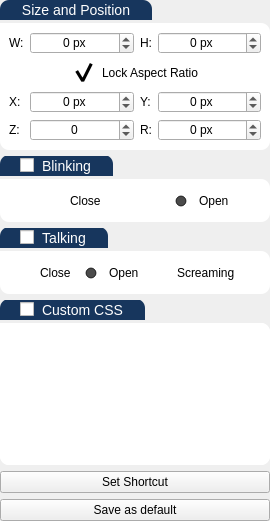
This is UI/settingsWidget.ui in Gemmstone/PyNGtuber as Qt 5 draws it before an edit. The edited form follows.
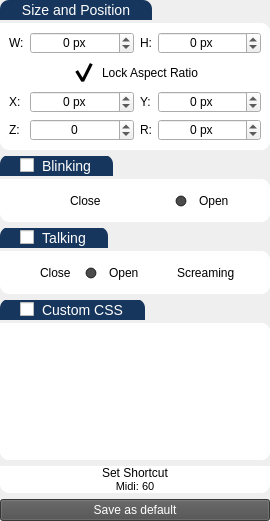
This is the edited form. Icons and pictures are not drawn.

Commit message: Added shortcuts for assets

The edit to the form file:
```diff
--- a/UI/settingsWidget.ui
+++ b/UI/settingsWidget.ui
@@ -672,7 +672,52 @@
     </widget>
    </item>
    <item>
-    <widget class="QPushButton" name="pushButton_3">
+    <widget class="QFrame" name="frame_2">
+     <property name="styleSheet">
+      <string notr="true">QFrame {
+	border-top-right-radius: 9px;
+	border-bottom-right-radius: 9px;
+	border-bottom-left-radius: 9px;
+	border-top-left-radius: 9px;
+}
+QPushButton{
+    background-color: rgba(255, 255, 255, 255);
+	border-top-right-radius: 9px;
+	border-bottom-right-radius: 9px;
+	border-bottom-left-radius: 9px;
+	border-top-left-radius: 9px;
+}
+QPushButton:hover {  
+    background-color: rgba(100, 100, 100, 50);
+}
+* QToolTip {
+	background-color: pink;
+}</string>
+     </property>
+     <property name="frameShape">
+      <enum>QFrame::StyledPanel</enum>
+     </property>
+     <property name="frameShadow">
+      <enum>QFrame::Raised</enum>
+     </property>
+     <layout class="QVBoxLayout" name="verticalLayout_5">
+      <property name="spacing">
+       <number>0</number>
+      </property>
+      <property name="leftMargin">
+       <number>0</number>
+      </property>
+      <property name="topMargin">
+       <number>0</number>
+      </property>
+      <property name="rightMargin">
+       <number>0</number>
+      </property>
+      <property name="bottomMargin">
+       <number>0</number>
+      </property>
+      <item>
+       <widget class="QPushButton" name="setShortcut">
      <property name="sizePolicy">
       <sizepolicy hsizetype="Preferred" vsizetype="Fixed">
        <horstretch>0</horstretch>
@@ -704,6 +749,42 @@
     </widget>
    </item>
    <item>
+       <widget class="QPushButton" name="deleteShortcut">
+        <property name="cursor">
+         <cursorShape>PointingHandCursor</cursorShape>
+        </property>
+        <property name="toolTip">
+         <string>Delete Shortcut</string>
+        </property>
+        <property name="styleSheet">
+         <string notr="true">*{
+	font-size: 8pt;
+    background-color: rgba(255, 0, 0, 0);
+}
+QPushButton:hover {  
+    background-color: rgba(255, 0, 0, 100);
+	border-top-right-radius: 8px;
+	border-bottom-right-radius: 8px;
+	border-bottom-left-radius: 8px;
+	border-top-left-radius: 8px;
+}
+* QToolTip {
+	background-color: pink;
+}</string>
+        </property>
+        <property name="text">
+         <string>Midi: 60</string>
+        </property>
+        <property name="icon">
+         <iconset>
+          <normaloff>../Icons/mobile-trash-ui-svgrepo-com.svg</normaloff>../Icons/mobile-trash-ui-svgrepo-com.svg</iconset>
+        </property>
+       </widget>
+      </item>
+     </layout>
+    </widget>
+   </item>
+   <item>
     <widget class="QPushButton" name="saveDefault">
      <property name="sizePolicy">
       <sizepolicy hsizetype="Preferred" vsizetype="Fixed">
@@ -714,6 +795,10 @@
      <property name="cursor">
       <cursorShape>PointingHandCursor</cursorShape>
      </property>
+     <property name="styleSheet">
+      <string notr="true">background-color: rgb(77, 77, 77);
+color: rgb(255, 255, 255);</string>
+     </property>
      <property name="text">
       <string>Save as default</string>
      </property>
```
Lines whose indentation alone changed are shown as unchanged. The commit also changes 147 other files.
